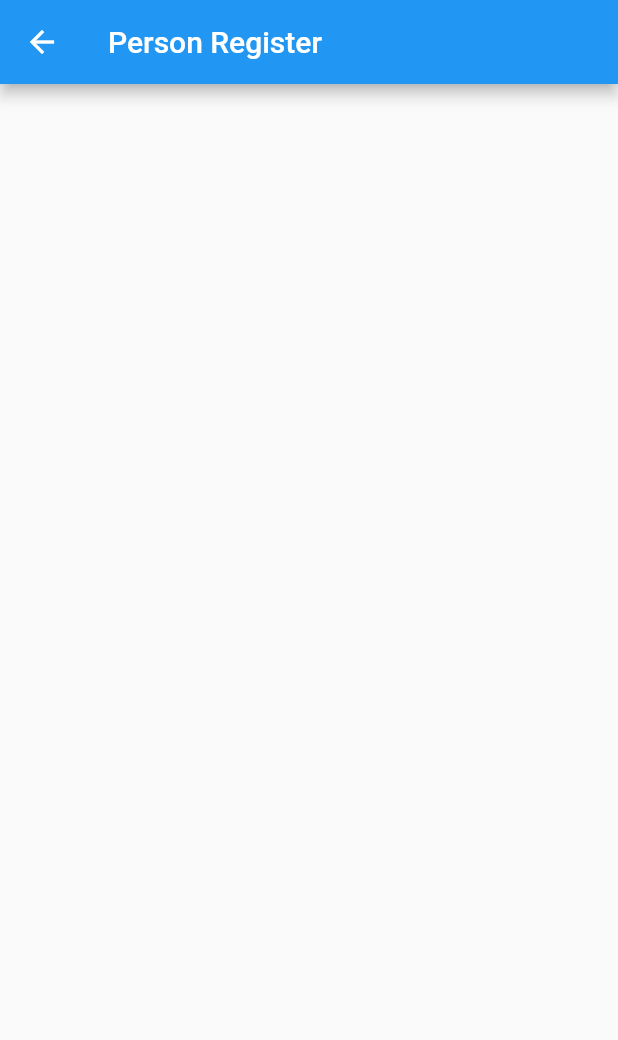
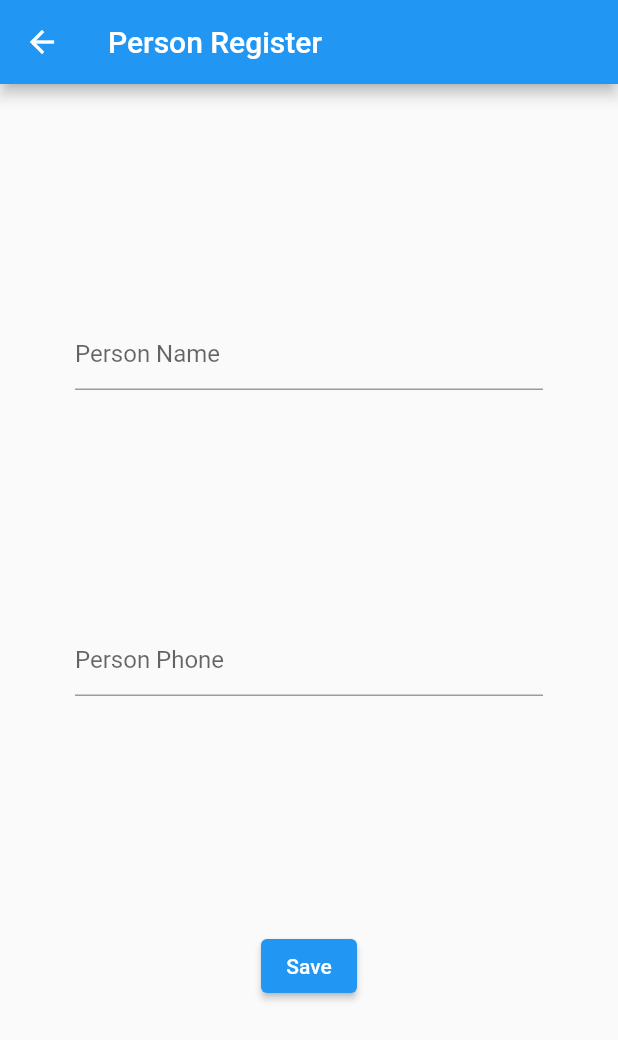
Before and after one commit to ocakburak/persons-with-bloc, a Flutter app: the PersonRegisterPage screen opened directly, on a phone screen of 412 x 824 dp. Shown: the top 1040 px of the screen. Run offline on Flutter 3.47's test engine with Material 2 defaults, Android fonts, the light colour scheme and no system bars.

Commit message:
register and update method add

```diff
--- /dev/null
+++ b/lib/entity/persons.dart
@@ -0,0 +1,11 @@
+class Persons {
+  int person_id;
+  String person_name;
+  String person_phone;
+
+  Persons({
+    required this.person_id,
+    required this.person_name,
+    required this.person_phone,
+  });
+}
--- a/lib/views/person_detail_page.dart
+++ b/lib/views/person_detail_page.dart
@@ -1,13 +1,32 @@
 import 'package:flutter/material.dart';
 
+import 'package:persons_with_bloc/entity/persons.dart';
+
 class PersonDetailPage extends StatefulWidget {
-  const PersonDetailPage({super.key});
+  Persons person;
+
+  PersonDetailPage({required this.person});
 
   @override
   State<PersonDetailPage> createState() => _PersonDetailPageState();
 }
 
 class _PersonDetailPageState extends State<PersonDetailPage> {
+  var personName = TextEditingController();
+  var personPhone = TextEditingController();
+
+  @override
+  void initState() {
+    super.initState();
+    var person = widget.person;
+    personName.text = person.person_name;
+    personPhone.text = person.person_phone;
+  }
+
+  Future<void> update(int id, String name, String phone) async {
+    print("update: $id - $name - $phone");
+  }
+
   @override
   Widget build(BuildContext context) {
     return Scaffold(
@@ -15,11 +34,28 @@ class _PersonDetailPageState extends State<PersonDetailPage> {
         title: const Text('Person Detail'),
       ),
       body: Center(
-        child: Column(
-          mainAxisAlignment: MainAxisAlignment.spaceEvenly,
-          children: [
-
-          ],
+        child: Padding(
+          padding: const EdgeInsets.only(left: 50, right: 50),
+          child: Column(
+            mainAxisAlignment: MainAxisAlignment.spaceEvenly,
+            children: [
+              TextField(
+                controller: personName,
+                decoration: const InputDecoration(hintText: 'Person Name'),
+              ),
+              TextField(
+                controller: personPhone,
+                decoration: const InputDecoration(hintText: 'Person Phone'),
+              ),
+              ElevatedButton(
+                onPressed: () {
+                  update(widget.person.person_id, personName.text,
+                      personPhone.text);
+                },
+                child: const Text('Update'),
+              ),
+            ],
+          ),
         ),
       ),
     );
--- a/lib/views/person_register_page.dart
+++ b/lib/views/person_register_page.dart
@@ -8,6 +8,13 @@ class PersonRegisterPage extends StatefulWidget {
 }
 
 class _PersonRegisterPageState extends State<PersonRegisterPage> {
+  var personName = TextEditingController();
+  var personPhone = TextEditingController();
+
+  Future<void> register(String name, String phone) async {
+    print("register: $name - $phone");
+  }
+
   @override
   Widget build(BuildContext context) {
     return Scaffold(
@@ -15,11 +22,21 @@ class _PersonRegisterPageState extends State<PersonRegisterPage> {
         title: const Text('Person Register'),
       ),
       body: Center(
-        child: Column(
-          mainAxisAlignment: MainAxisAlignment.spaceEvenly,
-          children: [
-
-          ],
+        child: Padding(
+          padding: const EdgeInsets.only(left: 50, right: 50),
+          child: Column(
+            mainAxisAlignment: MainAxisAlignment.spaceEvenly,
+            children: [
+              TextField(controller: personName, decoration: const InputDecoration(hintText: 'Person Name'),),
+              TextField(controller: personPhone, decoration: const InputDecoration(hintText: 'Person Phone'),),
+              ElevatedButton(
+                onPressed: () {
+                  register(personName.text, personPhone.text);
+                },
+                child: const Text('Save'),
+              ),
+            ],
+          ),
         ),
       ),
     );
```
Also changed, not shown: lib/views/home_page.dart (+29 -3 lines).
